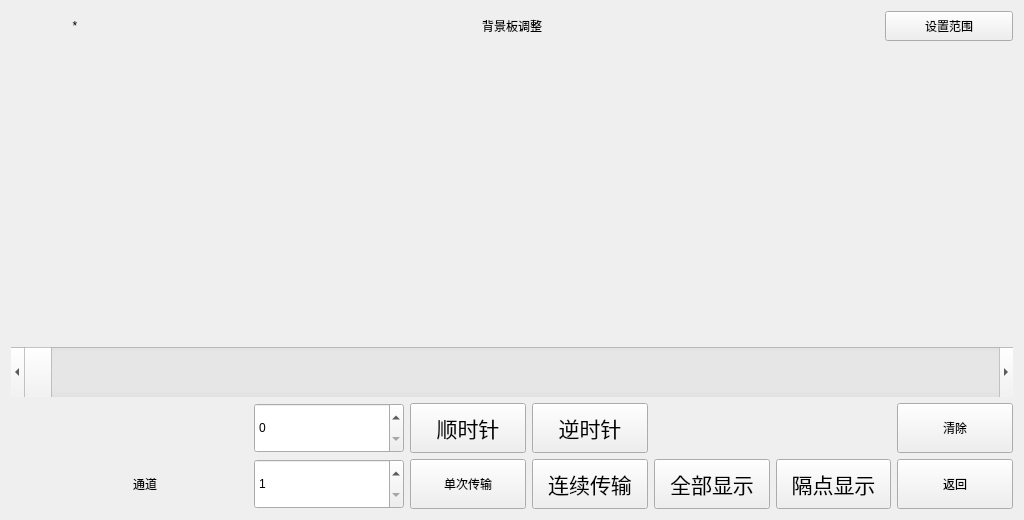
First picture: the form in forms/formccdcurve.ui, repository zhoutl1106/pjt2, before the edit.
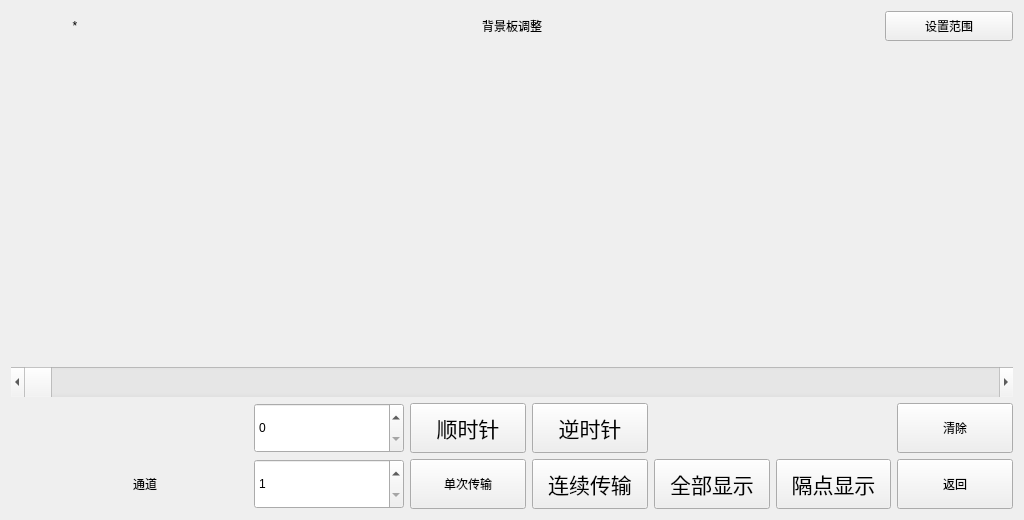
Second picture: the form after the edit. Icons and pictures are not drawn.

Commit message: add ccdcurve QScroll qss

```diff
--- a/forms/formccdcurve.ui
+++ b/forms/formccdcurve.ui
@@ -97,17 +97,24 @@
    <item>
     <widget class="QScrollBar" name="horizontalScrollBar">
      <property name="styleSheet">
-      <string notr="true">QScrollBar:horizontal
-{
-	image: url(:/image/scrollBkg.png);
-	height:50px;
-}
-
-QScrollBar::handle:horizontal {
+      <string notr="true">QScrollBar::handle:horizontal {
 	
 	border-image: url(:/image/scrollHandle.png);
      min-width: 500px;
-}</string>
+}
+
+QScrollBar::add-page:horizontal
+{
+	border-image: url(:/image/scrollBkg.png);
+}
+
+QScrollBar:horizontal
+{
+	border-image: url(:/image/scrollBkg.png);
+	height:30px;
+}
+
+</string>
      </property>
      <property name="maximum">
       <number>1024</number>
```
The commit also changes 2 other files.
